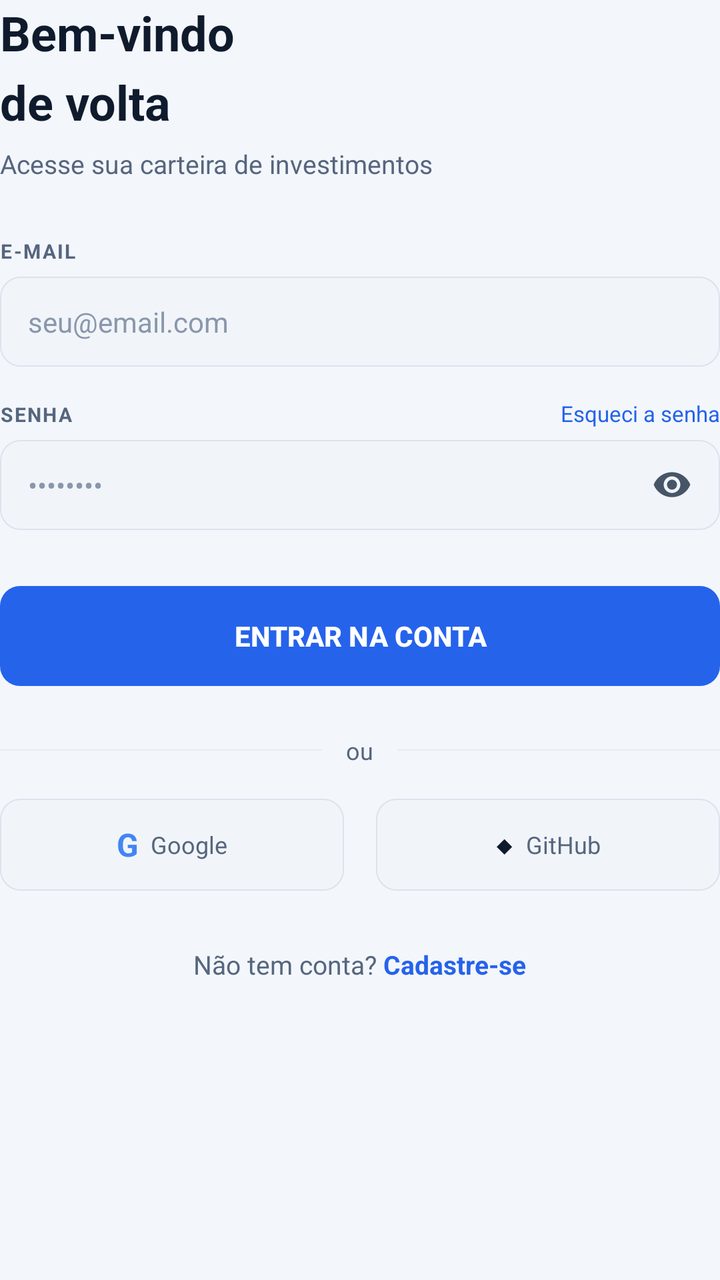
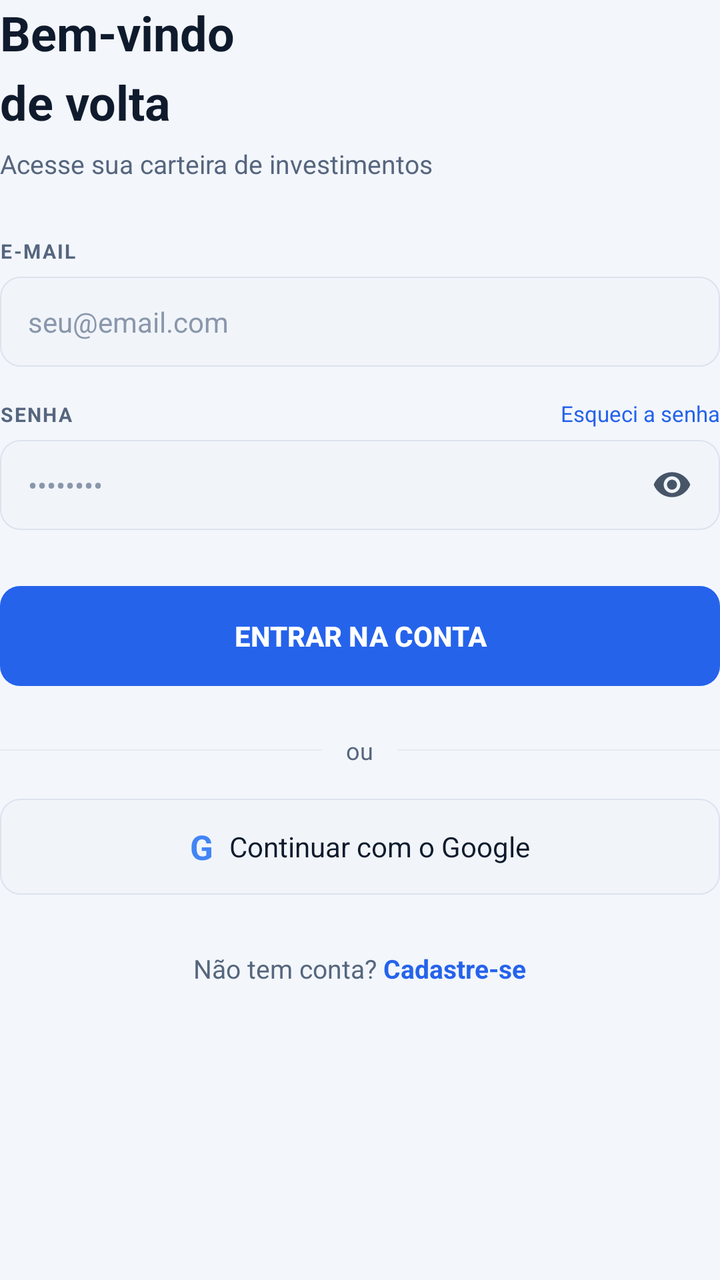

Screens rendered from an Android XML layout before and after an edit, with the pre-edit source and the edit as a unified diff.
<!-- AndroidManifest.xml: application theme Theme.AccurancyMobileApp -->
<!-- res/layout/layout_login.xml -->
<?xml version="1.0" encoding="utf-8"?>
<LinearLayout xmlns:android="http://schemas.android.com/apk/res/android"
    xmlns:tools="http://schemas.android.com/tools"
    android:id="@+id/layoutLogin"
    android:layout_width="match_parent"
    android:layout_height="wrap_content"
    android:orientation="vertical">

    <TextView
        android:layout_width="wrap_content"
        android:layout_height="wrap_content"
        android:layout_marginBottom="6dp"
        android:lineSpacingMultiplier="1.2"
        android:text="Bem-vindo&#10;de volta"
        android:textColor="@color/text_primary"
        android:textSize="24sp"
        android:textStyle="bold" />

    <TextView
        android:layout_width="wrap_content"
        android:layout_height="wrap_content"
        android:layout_marginBottom="28dp"
        android:text="Acesse sua carteira de investimentos"
        android:textColor="@color/text_secondary"
        android:textSize="13sp" />


    <TextView
        android:layout_width="wrap_content"
        android:layout_height="wrap_content"
        android:layout_marginBottom="6dp"
        android:letterSpacing="0.08"
        android:text="E-MAIL"
        android:textColor="@color/text_secondary"
        android:textSize="10sp"
        android:textStyle="bold" />

    <EditText
        android:id="@+id/editEmail"
        android:layout_width="match_parent"
        android:layout_height="wrap_content"
        android:layout_marginBottom="16dp"
        android:background="@drawable/bg_input"
        android:hint="seu@email.com"
        android:inputType="textEmailAddress"
        android:maxLines="1"
        android:paddingHorizontal="14dp"
        android:paddingVertical="13dp"
        android:singleLine="true"
        android:textColor="@color/text_primary"
        android:textColorHint="@color/text_placeholder"
        android:textSize="14sp" />


    <LinearLayout
        android:layout_width="match_parent"
        android:layout_height="wrap_content"
        android:layout_marginBottom="6dp"
        android:orientation="horizontal">

        <TextView
            android:layout_width="0dp"
            android:layout_height="wrap_content"
            android:layout_weight="1"
            android:letterSpacing="0.08"
            android:text="SENHA"
            android:textColor="@color/text_secondary"
            android:textSize="10sp"
            android:textStyle="bold" />

        <TextView
            android:id="@+id/btnEsqueciSenha"
            android:layout_width="wrap_content"
            android:layout_height="wrap_content"
            android:text="Esqueci a senha"
            android:textColor="@color/primary_blue"
            android:textSize="11sp" />

    </LinearLayout>

    <FrameLayout
        android:layout_width="match_parent"
        android:layout_height="wrap_content"
        android:layout_marginBottom="28dp">

        <EditText
            android:id="@+id/editSenha"
            android:layout_width="match_parent"
            android:layout_height="wrap_content"
            android:background="@drawable/bg_input"
            android:hint="••••••••"
            android:inputType="textPassword"
            android:maxLines="1"
            android:paddingStart="14dp"
            android:paddingTop="13dp"
            android:paddingEnd="48dp"
            android:paddingBottom="13dp"
            android:singleLine="true"
            android:textColor="@color/text_primary"
            android:textColorHint="@color/text_placeholder"
            android:textSize="14sp" />

        <ImageView
            android:id="@+id/btnToggleSenha"
            android:layout_width="20dp"
            android:layout_height="20dp"
            android:layout_gravity="end|center_vertical"
            android:layout_marginEnd="14dp"
            android:contentDescription="Mostrar senha"
            android:src="@drawable/ic_eye" />

    </FrameLayout>


    <Button
        android:id="@+id/btnLogin"
        android:layout_width="match_parent"
        android:layout_height="50dp"
        android:layout_marginBottom="24dp"
        android:background="@drawable/bg_btn_primary"
        android:backgroundTint="@null"
        android:radius="10dp"
        android:stateListAnimator="@null"
        android:text="Entrar na conta"
        android:textColor="@color/white"
        android:textSize="14sp"
        android:textStyle="bold" />


    <LinearLayout
        android:layout_width="match_parent"
        android:layout_height="wrap_content"
        android:layout_marginBottom="16dp"
        android:gravity="center_vertical"
        android:orientation="horizontal">

        <View
            android:layout_width="0dp"
            android:layout_height="0.5dp"
            android:layout_weight="1"
            android:background="@color/divider" />

        <TextView
            android:layout_width="wrap_content"
            android:layout_height="wrap_content"
            android:paddingHorizontal="12dp"
            android:text="ou"
            android:textColor="@color/text_secondary"
            android:textSize="12sp" />

        <View
            android:layout_width="0dp"
            android:layout_height="0.5dp"
            android:layout_weight="1"
            android:background="@color/divider" />

    </LinearLayout>


    <LinearLayout
        android:layout_width="match_parent"
        android:layout_height="wrap_content"
        android:layout_marginBottom="28dp"
        android:orientation="horizontal">

        <LinearLayout
            android:id="@+id/btnGoogle"
            android:layout_width="0dp"
            android:layout_height="46dp"
            android:layout_marginEnd="8dp"
            android:layout_weight="1"
            android:background="@drawable/bg_btn_social"
            android:gravity="center"
            android:orientation="horizontal">

            <TextView
                android:layout_width="wrap_content"
                android:layout_height="wrap_content"
                android:layout_marginEnd="6dp"
                android:text="G"
                android:textColor="#4285F4"
                android:textSize="16sp"
                android:textStyle="bold" />

            <TextView
                android:layout_width="wrap_content"
                android:layout_height="wrap_content"
                android:text="Google"
                android:textColor="@color/text_secondary"
                android:textSize="12sp" />

        </LinearLayout>

        <LinearLayout
            android:id="@+id/btnGitHub"
            android:layout_width="0dp"
            android:layout_height="46dp"
            android:layout_marginStart="8dp"
            android:layout_weight="1"
            android:background="@drawable/bg_btn_social"
            android:gravity="center"
            android:orientation="horizontal">

            <TextView
                android:layout_width="wrap_content"
                android:layout_height="wrap_content"
                android:layout_marginEnd="6dp"
                android:text="◆"
                android:textColor="@color/text_primary"
                android:textSize="13sp" />

            <TextView
                android:layout_width="wrap_content"
                android:layout_height="wrap_content"
                android:text="GitHub"
                android:textColor="@color/text_secondary"
                android:textSize="12sp" />

        </LinearLayout>

    </LinearLayout>

    <LinearLayout
        android:layout_width="wrap_content"
        android:layout_height="wrap_content"
        android:layout_gravity="center_horizontal"
        android:orientation="horizontal">

        <TextView
            android:layout_width="wrap_content"
            android:layout_height="wrap_content"
            android:text="Não tem conta? "
            android:textColor="@color/text_secondary"
            android:textSize="13sp" />

        <TextView
            android:id="@+id/btnIrCadastro"
            android:layout_width="wrap_content"
            android:layout_height="wrap_content"
            android:text="Cadastre-se"
            android:textColor="@color/primary_blue"
            android:textSize="13sp"
            android:textStyle="bold" />

    </LinearLayout>

</LinearLayout>
<!-- resources referenced by this layout -->
<resources>
  <color name="divider">#FFE6EBF2</color>
  <color name="primary_blue">#FF2563EB</color>
  <color name="text_placeholder">#FF8A97AB</color>
  <color name="text_primary">#FF0F1B2D</color>
  <color name="text_secondary">#FF56667E</color>
  <color name="white">#FFFFFFFF</color>
  <!-- drawable bg_btn_primary (drawable) -->
  <?xml version="1.0" encoding="utf-8"?>
  <selector xmlns:android="http://schemas.android.com/apk/res/android">
      
      <item android:state_pressed="true">
          <shape android:shape="rectangle">
              <solid android:color="@color/primaria_forte" />
              <corners android:radius="10dp" />
          </shape>
      </item>
      
      <item>
          <shape android:shape="rectangle">
              <solid android:color="@color/btn_primary" />
              <corners android:radius="10dp" />
          </shape>
      </item>
  </selector>
  <!-- drawable bg_btn_social (drawable) -->
  <?xml version="1.0" encoding="utf-8"?>
  <selector xmlns:android="http://schemas.android.com/apk/res/android">
      <item android:state_pressed="true">
          <shape android:shape="rectangle">
              <solid android:color="@color/card_background_2" />
              <stroke android:width="0.5dp" android:color="@color/borda" />
              <corners android:radius="10dp" />
          </shape>
      </item>
      <item>
          <shape android:shape="rectangle">
              <solid android:color="@color/card_background_2" />
              <stroke android:width="0.5dp" android:color="@color/borda" />
              <corners android:radius="10dp" />
          </shape>
      </item>
  </selector>
  <!-- drawable bg_input (drawable) -->
  <?xml version="1.0" encoding="utf-8"?>
  <shape xmlns:android="http://schemas.android.com/apk/res/android"
      android:shape="rectangle">
      <solid android:color="@color/card_background_2" />
      <stroke
          android:width="0.5dp"
          android:color="@color/borda" />
      <corners android:radius="10dp" />
  </shape>
  <!-- drawable ic_eye (drawable) -->
  <?xml version="1.0" encoding="utf-8"?>
  <vector xmlns:android="http://schemas.android.com/apk/res/android"
      android:width="20dp"
      android:height="20dp"
      android:viewportWidth="24"
      android:viewportHeight="24">
      <path
          android:fillColor="#FF475569"
          android:pathData="M12,4.5C7,4.5 2.73,7.61 1,12c1.73,4.39 6,7.5 11,7.5s9.27-3.11 11-7.5C21.27,7.61 17,4.5 12,4.5zM12,17c-2.76,0 -5,-2.24 -5,-5s2.24,-5 5,-5 5,2.24 5,5 -2.24,5 -5,5zM12,9c-1.66,0 -3,1.34 -3,3s1.34,3 3,3 3,-1.34 3,-3 -1.34,-3 -3,-3z" />
  </vector>
  <style name="Theme.AccurancyMobileApp" parent="Base.Theme.AccurancyMobileApp" />
  <color name="primaria_forte">#FF1D4ED8</color>
  <color name="btn_primary">#FF2563EB</color>
  <color name="card_background_2">#FFF1F5FA</color>
  <color name="borda">#FFDCE3EE</color>
  <color name="superficie_selecionada">#FFE4EDFD</color>
  <color name="link">#FF1D5BD8</color>
  <color name="card_background">#FFFFFFFF</color>
  <color name="trilho">#FFE3E9F2</color>
  <color name="borda_forte">#FFC5D0DF</color>
  <color name="negativo_destaque">#FFD93545</color>
  <color name="bg_deep">#FFF3F6FB</color>
  <!-- unchanged entries left out for length: 1 -->
</resources>

<!-- the commit's change to res/layout/layout_login.xml (unified diff, before → after) -->
@@ -158,65 +158,35 @@
 
 
     <LinearLayout
-        android:layout_width="match_parent"
-        android:layout_height="wrap_content"
+        android:id="@+id/btnGoogle"
+        android:layout_width="match_parent"
+        android:layout_height="48dp"
         android:layout_marginBottom="28dp"
-        android:orientation="horizontal">
-
-        <LinearLayout
-            android:id="@+id/btnGoogle"
-            android:layout_width="0dp"
-            android:layout_height="46dp"
+        android:background="@drawable/bg_btn_social"
+        android:clickable="true"
+        android:contentDescription="Continuar com o Google"
+        android:focusable="true"
+        android:foreground="?attr/selectableItemBackground"
+        android:gravity="center"
+        android:orientation="horizontal">
+
+        <TextView
+            android:layout_width="wrap_content"
+            android:layout_height="wrap_content"
             android:layout_marginEnd="8dp"
-            android:layout_weight="1"
-            android:background="@drawable/bg_btn_social"
-            android:gravity="center"
-            android:orientation="horizontal">
-
-            <TextView
-                android:layout_width="wrap_content"
-                android:layout_height="wrap_content"
-                android:layout_marginEnd="6dp"
-                android:text="G"
-                android:textColor="#4285F4"
-                android:textSize="16sp"
-                android:textStyle="bold" />
-
-            <TextView
-                android:layout_width="wrap_content"
-                android:layout_height="wrap_content"
-                android:text="Google"
-                android:textColor="@color/text_secondary"
-                android:textSize="12sp" />
-
-        </LinearLayout>
-
-        <LinearLayout
-            android:id="@+id/btnGitHub"
-            android:layout_width="0dp"
-            android:layout_height="46dp"
-            android:layout_marginStart="8dp"
-            android:layout_weight="1"
-            android:background="@drawable/bg_btn_social"
-            android:gravity="center"
-            android:orientation="horizontal">
-
-            <TextView
-                android:layout_width="wrap_content"
-                android:layout_height="wrap_content"
-                android:layout_marginEnd="6dp"
-                android:text="◆"
-                android:textColor="@color/text_primary"
-                android:textSize="13sp" />
-
-            <TextView
-                android:layout_width="wrap_content"
-                android:layout_height="wrap_content"
-                android:text="GitHub"
-                android:textColor="@color/text_secondary"
-                android:textSize="12sp" />
-
-        </LinearLayout>
+            android:importantForAccessibility="no"
+            android:text="G"
+            android:textColor="#4285F4"
+            android:textSize="17sp"
+            android:textStyle="bold" />
+
+        <TextView
+            android:layout_width="wrap_content"
+            android:layout_height="wrap_content"
+            android:importantForAccessibility="no"
+            android:text="Continuar com o Google"
+            android:textColor="@color/text_primary"
+            android:textSize="14sp" />
 
     </LinearLayout>
 
